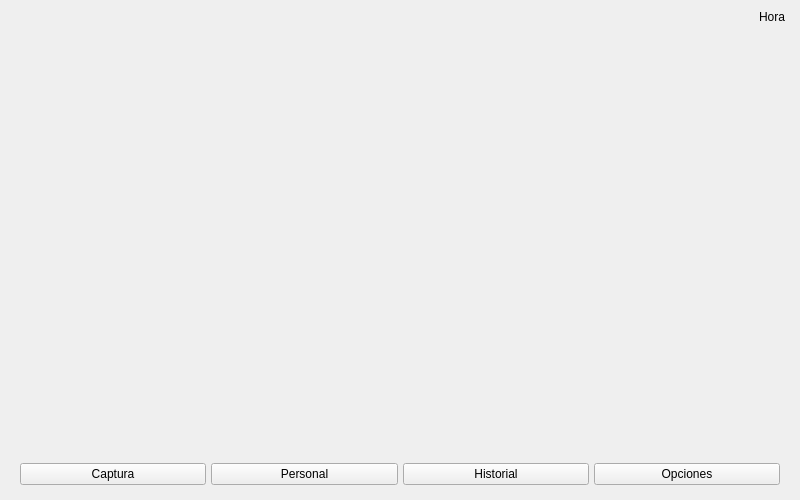
The window that ventanaprincipal.ui (enchiladaSuiza/AsistenciaFototeca) describes before a commit, drawn with Qt 5.
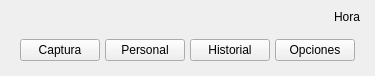
The same window after the commit.

```diff
--- a/ventanaprincipal.ui
+++ b/ventanaprincipal.ui
@@ -6,8 +6,8 @@
    <rect>
     <x>0</x>
     <y>0</y>
-    <width>800</width>
-    <height>500</height>
+    <width>375</width>
+    <height>76</height>
    </rect>
   </property>
   <property name="windowTitle">
```
